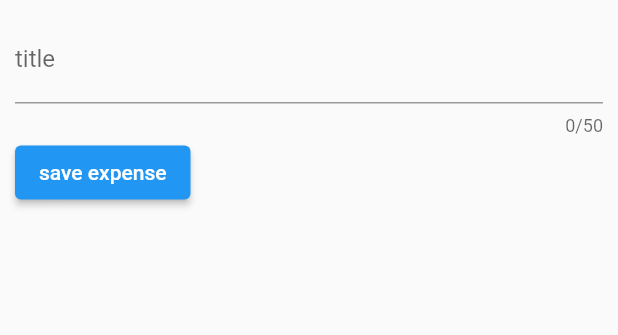
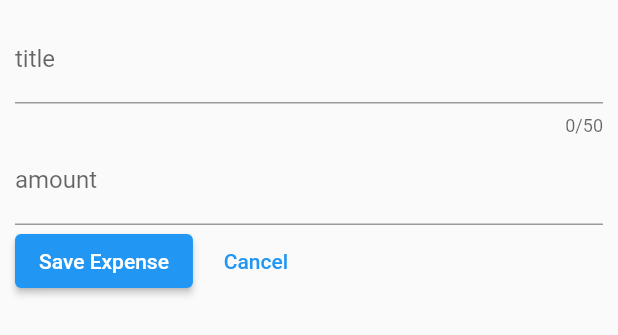
Before and after one commit to rinku-kr/expense_tracker, a Flutter app: the NewExpense widget shown alone on an empty page, opened directly, on a phone screen of 412 x 824 dp. Shown: the top 335 px of the screen. Run offline on Flutter 3.47's test engine with Material 2 defaults, Android fonts, the phone set to English and light mode, and no system bars.

Commit message:
Adding a new input!

```diff
--- a/lib/widgets/new_expense.dart
+++ b/lib/widgets/new_expense.dart
@@ -11,10 +11,12 @@ class NewExpense extends StatefulWidget {
 
 class _NewExpenseState extends State<NewExpense> {
   final _titleController = TextEditingController();
+  final _amountController = TextEditingController();
 
   @override
   void dispose() {
     _titleController.dispose();
+    _amountController.dispose();
     super.dispose();
   }
 
@@ -30,11 +32,26 @@ class _NewExpenseState extends State<NewExpense> {
             label: Text('title'),
           ),
         ),
+        TextField(
+          controller: _amountController,
+          keyboardType: TextInputType.phone,
+          decoration: const InputDecoration(
+            label: Text('amount'),
+            prefixText: '\₹',
+          ),
+        ),
         Row(
           children: [
             ElevatedButton(
-                onPressed: (() => print(_titleController.text)),
-                child: const Text("save expense"))
+                onPressed: (() {
+                  print(_titleController.text);
+                  print(_amountController.text);
+                }),
+                child: const Text("Save Expense")),
+            const SizedBox(
+              width: 10,
+            ),
+            TextButton(onPressed: () {}, child: const Text("Cancel")),
           ],
         )
       ]),
```
